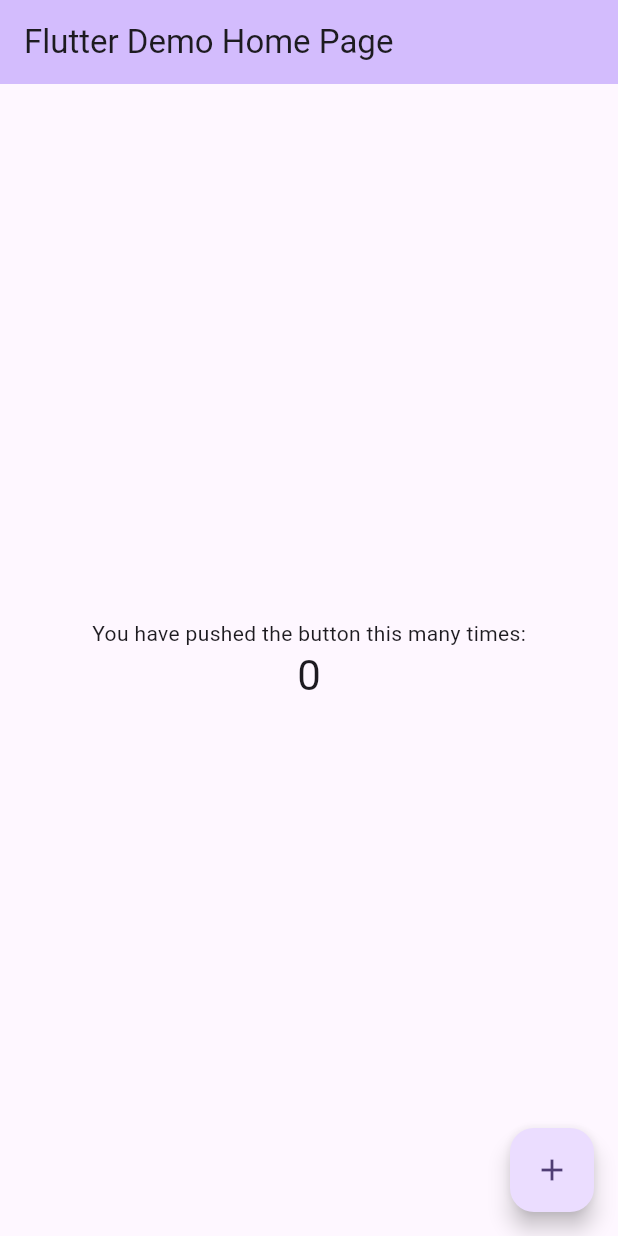
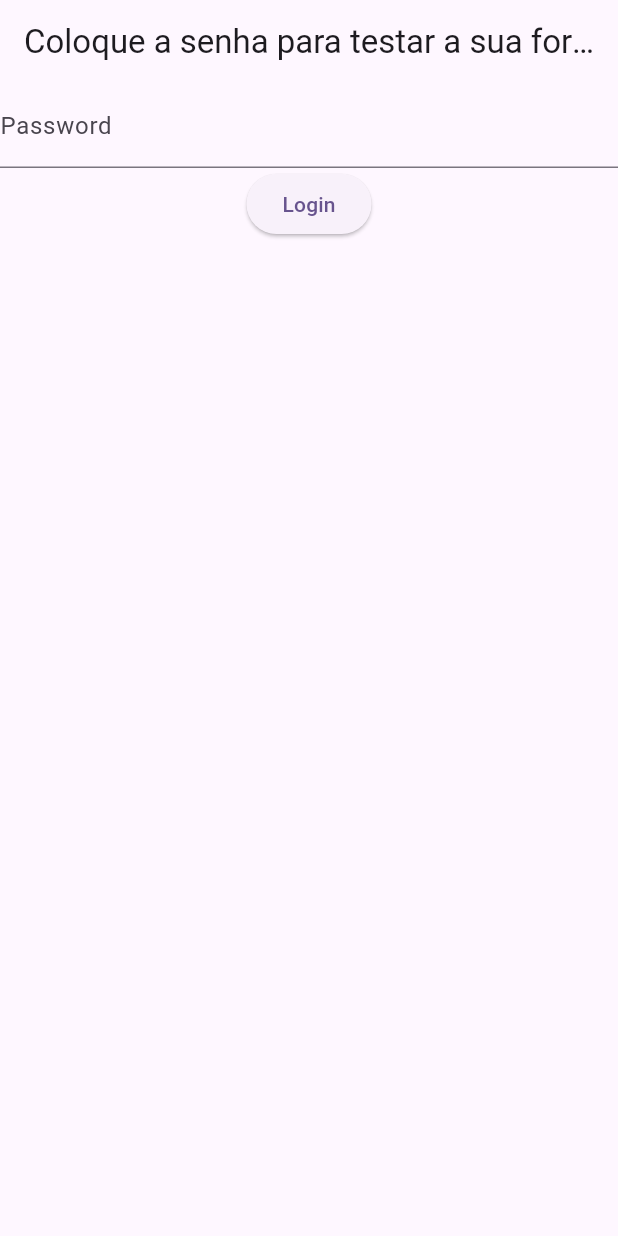
Before and after one commit to willyantomaz/AEP2, a Flutter app: the screen it shows after launch, on a phone screen of 412 x 824 dp. Run offline on Flutter 3.47's test engine with Material 3 defaults, Android fonts, the light colour scheme and no system bars.

Commit message:
front quase pronto, verificar api

```diff
--- a/mobile/lib/main.dart
+++ b/mobile/lib/main.dart
@@ -1,4 +1,5 @@
 import 'package:flutter/material.dart';
+import 'package:mobile/screen/verificaSenha.dart';
 
 void main() {
   runApp(const MyApp());
@@ -7,119 +8,15 @@
 class MyApp extends StatelessWidget {
   const MyApp({super.key});
 
-  // This widget is the root of your application.
   @override
   Widget build(BuildContext context) {
     return MaterialApp(
       title: 'Flutter Demo',
       theme: ThemeData(
-        // This is the theme of your application.
-        //
-        // TRY THIS: Try running your application with "flutter run". You'll see
-        // the application has a purple toolbar. Then, without quitting the app,
-        // try changing the seedColor in the colorScheme below to Colors.green
-        // and then invoke "hot reload" (save your changes or press the "hot
-        // reload" button in a Flutter-supported IDE, or press "r" if you used
-        // the command line to start the app).
-        //
-        // Notice that the counter didn't reset back to zero; the application
-        // state is not lost during the reload. To reset the state, use hot
-        // restart instead.
-        //
-        // This works for code too, not just values: Most code changes can be
-        // tested with just a hot reload.
         colorScheme: ColorScheme.fromSeed(seedColor: Colors.deepPurple),
         useMaterial3: true,
       ),
-      home: const MyHomePage(title: 'Flutter Demo Home Page'),
+      home: const Vericasenha(),
     );
   }
 }
-
-class MyHomePage extends StatefulWidget {
-  const MyHomePage({super.key, required this.title});
-
-  // This widget is the home page of your application. It is stateful, meaning
-  // that it has a State object (defined below) that contains fields that affect
-  // how it looks.
-
-  // This class is the configuration for the state. It holds the values (in this
-  // case the title) provided by the parent (in this case the App widget) and
-  // used by the build method of the State. Fields in a Widget subclass are
-  // always marked "final".
-
-  final String title;
-
-  @override
-  State<MyHomePage> createState() => _MyHomePageState();
-}
-
-class _MyHomePageState extends State<MyHomePage> {
-  int _counter = 0;
-
-  void _incrementCounter() {
-    setState(() {
-      // This call to setState tells the Flutter framework that something has
-      // changed in this State, which causes it to rerun the build method below
-      // so that the display can reflect the updated values. If we changed
-      // _counter without calling setState(), then the build method would not be
-      // called again, and so nothing would appear to happen.
-      _counter++;
-    });
-  }
-
-  @override
-  Widget build(BuildContext context) {
-    // This method is rerun every time setState is called, for instance as done
-    // by the _incrementCounter method above.
-    //
-    // The Flutter framework has been optimized to make rerunning build methods
-    // fast, so that you can just rebuild anything that needs updating rather
-    // than having to individually change instances of widgets.
-    return Scaffold(
-      appBar: AppBar(
-        // TRY THIS: Try changing the color here to a specific color (to
-        // Colors.amber, perhaps?) and trigger a hot reload to see the AppBar
-        // change color while the other colors stay the same.
-        backgroundColor: Theme.of(context).colorScheme.inversePrimary,
-        // Here we take the value from the MyHomePage object that was created by
-        // the App.build method, and use it to set our appbar title.
-        title: Text(widget.title),
-      ),
-      body: Center(
-        // Center is a layout widget. It takes a single child and positions it
-        // in the middle of the parent.
-        child: Column(
-          // Column is also a layout widget. It takes a list of children and
-          // arranges them vertically. By default, it sizes itself to fit its
-          // children horizontally, and tries to be as tall as its parent.
-          //
-          // Column has various properties to control how it sizes itself and
-          // how it positions its children. Here we use mainAxisAlignment to
-          // center the children vertically; the main axis here is the vertical
-          // axis because Columns are vertical (the cross axis would be
-          // horizontal).
-          //
-          // TRY THIS: Invoke "debug painting" (choose the "Toggle Debug Paint"
-          // action in the IDE, or press "p" in the console), to see the
-          // wireframe for each widget.
-          mainAxisAlignment: MainAxisAlignment.center,
-          children: <Widget>[
-            const Text(
-              'You have pushed the button this many times:',
-            ),
-            Text(
-              '$_counter',
-              style: Theme.of(context).textTheme.headlineMedium,
-            ),
-          ],
-        ),
-      ),
-      floatingActionButton: FloatingActionButton(
-        onPressed: _incrementCounter,
-        tooltip: 'Increment',
-        child: const Icon(Icons.add),
-      ), // This trailing comma makes auto-formatting nicer for build methods.
-    );
-  }
-}
--- /dev/null
+++ b/mobile/lib/screen/verificaSenha.dart
@@ -0,0 +1,46 @@
+import 'package:flutter/material.dart';
+import 'package:mobile/service/reqVerificaSenha.dart';
+
+class Vericasenha extends StatefulWidget {
+  const Vericasenha({super.key});
+
+  @override
+  State<Vericasenha> createState() => _VericasenhaState();
+}
+
+class _VericasenhaState extends State<Vericasenha> {
+  final _formKey = GlobalKey<FormState>();
+
+  String? password;
+
+  @override
+  Widget build(BuildContext context) {
+    return Scaffold(
+      appBar: AppBar(
+        title: const Text('Coloque a senha para testar a sua força'),
+      ),
+      body: Center(
+        child: Form(
+          child: Column(
+            children: [
+              TextFormField(
+                decoration: const InputDecoration(labelText: 'Password'),
+                onSaved: (value) => password = value,
+              ),
+              ElevatedButton(
+                onPressed: () {
+                  if (_formKey.currentState!.validate()) {
+                    _formKey.currentState!.save();
+                    print(password);
+                    ReqVerificaSenha().verificaSenha(password!);
+                  }
+                },
+                child: const Text('Login'),
+              ),
+            ],
+          ),
+        ),
+      ),
+    );
+  }
+}
--- /dev/null
+++ b/mobile/lib/service/reqVerificaSenha.dart
@@ -0,0 +1,22 @@
+import 'dart:convert';
+import 'package:http/http.dart' as http;
+
+class ReqVerificaSenha {
+  Future<void> verificaSenha(String password) async {
+    final response = await http.post(
+      Uri.parse('http://localhost:3000/verificaSenha'),
+      headers: <String, String>{
+        'Content-Type': 'application/json; charset=UTF-8',
+      },
+      body: jsonEncode(<String, String>{
+        'password': password,
+      }),
+    );
+
+    if (response.statusCode == 200) {
+      print('Senha forte');
+    } else {
+      print('Senha fraca');
+    }
+  }
+}
--- a/mobile/pubspec.yaml
+++ b/mobile/pubspec.yaml
@@ -35,6 +35,7 @@ dependencies:
   # The following adds the Cupertino Icons font to your application.
   # Use with the CupertinoIcons class for iOS style icons.
   cupertino_icons: ^1.0.8
+  http: ^0.13.3
 
 dev_dependencies:
   flutter_test:
```
Also changed, not shown: mobile/pubspec.lock.
